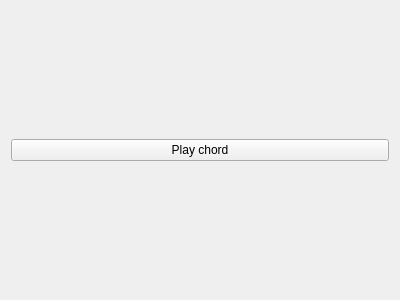
The window that ear_helper/ui/play.ui (natanfrost/py) describes before a commit, drawn with Qt 5.
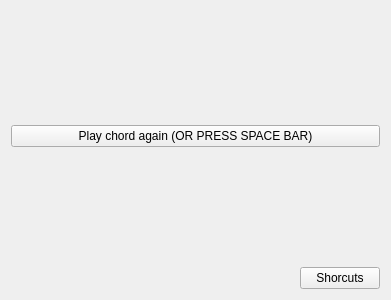
The same window after the commit.

Commit message: new file:   ear_helper/frm_shortcuts.py  	new file:   ear_helper/frm_shortcuts.pyc  	modified:   ear_helper/main.py  	new file:   ear_helper/main_new.py  	modified:   ear_helper/ui/play.ui 	new file:   ear_helper/ui/shortcuts.ui

Patch:
```diff
--- a/ear_helper/ui/play.ui
+++ b/ear_helper/ui/play.ui
@@ -6,24 +6,54 @@
    <rect>
     <x>0</x>
     <y>0</y>
-    <width>400</width>
+    <width>391</width>
     <height>300</height>
    </rect>
   </property>
   <property name="windowTitle">
    <string>Form</string>
   </property>
-  <layout class="QHBoxLayout" name="horizontalLayout">
+  <layout class="QVBoxLayout" name="verticalLayout">
+   <item alignment="Qt::AlignHCenter">
+    <widget class="QLabel" name="lbl_result">
+     <property name="font">
+      <font>
+       <pointsize>20</pointsize>
+      </font>
+     </property>
+     <property name="text">
+      <string/>
+     </property>
+    </widget>
+   </item>
    <item>
-    <layout class="QVBoxLayout" name="verticalLayout">
-     <item>
-      <widget class="QPushButton" name="btnPlayChord">
-       <property name="text">
-        <string>Play chord</string>
-       </property>
-      </widget>
-     </item>
-    </layout>
+    <widget class="QPushButton" name="btn_play_chord">
+     <property name="text">
+      <string>Play chord again (OR PRESS SPACE BAR)</string>
+     </property>
+    </widget>
+   </item>
+   <item alignment="Qt::AlignHCenter">
+    <widget class="QLabel" name="lbl_chord">
+     <property name="font">
+      <font>
+       <pointsize>20</pointsize>
+      </font>
+     </property>
+     <property name="layoutDirection">
+      <enum>Qt::LeftToRight</enum>
+     </property>
+     <property name="text">
+      <string/>
+     </property>
+    </widget>
+   </item>
+   <item alignment="Qt::AlignRight">
+    <widget class="QPushButton" name="btn_shortcuts">
+     <property name="text">
+      <string>Shorcuts</string>
+     </property>
+    </widget>
    </item>
   </layout>
  </widget>
```
The commit also changes 4 other files.
